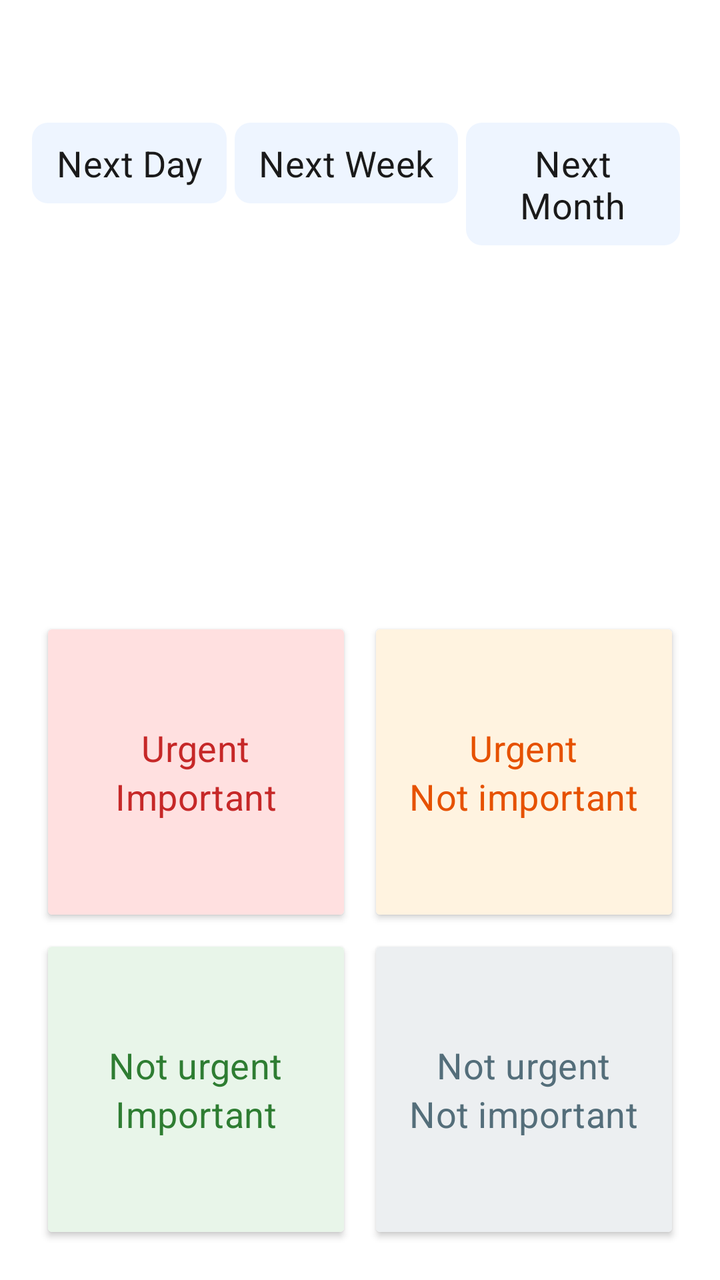
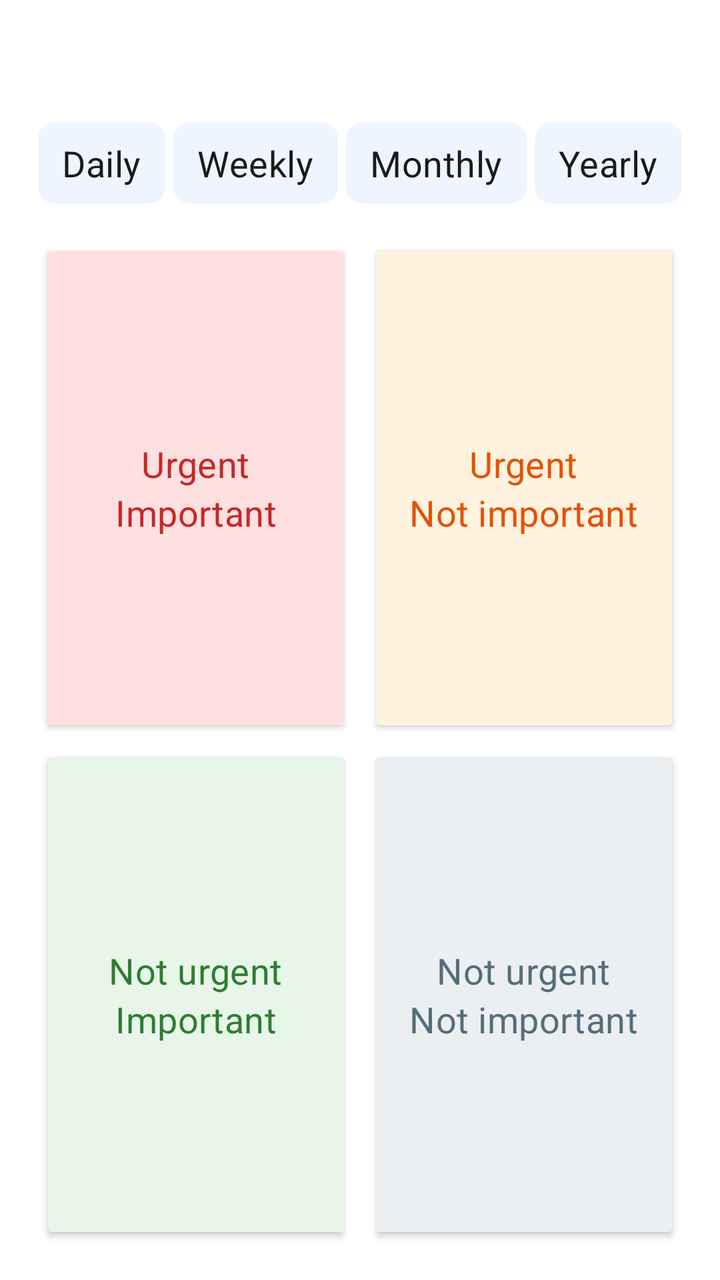

Compare the two renders of this Android layout. The source of the first and the diff that turns it into the second are given below.
<!-- AndroidManifest.xml: application theme Theme.JustNow -->
<!-- res/layout/fragment_quadrant.xml -->
<?xml version="1.0" encoding="utf-8"?>
<LinearLayout xmlns:android="http://schemas.android.com/apk/res/android"
    android:layout_width="match_parent"
    android:layout_height="match_parent"
    android:orientation="vertical"
    android:padding="16dp"
    android:gravity="center">

    
    <TextView
        android:id="@+id/tv_draft_summary"
        android:layout_width="match_parent"
        android:layout_height="wrap_content"
        android:textAppearance="@style/TextAppearance.JustNow.Title"
        android:gravity="center"
        android:textColor="@color/text_primary"
        android:layout_marginBottom="16dp" />

    
    <LinearLayout
        android:id="@+id/ll_degrade_chips"
        android:layout_width="wrap_content"
        android:layout_height="wrap_content"
        android:layout_gravity="center"
        android:orientation="horizontal"
        android:layout_marginBottom="16dp"
        android:contentDescription="降级恢复周期">

        <TextView
            android:id="@+id/chip_degrade_next_day"
            android:layout_width="wrap_content"
            android:layout_height="wrap_content"
            android:layout_marginEnd="4dp"
            android:paddingStart="12dp"
            android:paddingEnd="12dp"
            android:paddingTop="8dp"
            android:paddingBottom="8dp"
            android:gravity="center"
            android:background="@drawable/bg_day_chip"
            android:textAppearance="@style/TextAppearance.JustNow.Body"
            android:textColor="@color/chip_day_text"
            android:text="@string/s_degrade_next_day"
            android:clickable="true"
            android:focusable="true" />

        <TextView
            android:id="@+id/chip_degrade_next_week"
            android:layout_width="wrap_content"
            android:layout_height="wrap_content"
            android:layout_marginEnd="4dp"
            android:paddingStart="12dp"
            android:paddingEnd="12dp"
            android:paddingTop="8dp"
            android:paddingBottom="8dp"
            android:gravity="center"
            android:background="@drawable/bg_day_chip"
            android:textAppearance="@style/TextAppearance.JustNow.Body"
            android:textColor="@color/chip_day_text"
            android:text="@string/s_degrade_next_week"
            android:clickable="true"
            android:focusable="true" />

        <TextView
            android:id="@+id/chip_degrade_next_month"
            android:layout_width="wrap_content"
            android:layout_height="wrap_content"
            android:layout_marginEnd="4dp"
            android:paddingStart="12dp"
            android:paddingEnd="12dp"
            android:paddingTop="8dp"
            android:paddingBottom="8dp"
            android:gravity="center"
            android:background="@drawable/bg_day_chip"
            android:textAppearance="@style/TextAppearance.JustNow.Body"
            android:textColor="@color/chip_day_text"
            android:text="@string/s_degrade_next_month"
            android:clickable="true"
            android:focusable="true" />

        <TextView
            android:id="@+id/chip_degrade_none"
            android:layout_width="wrap_content"
            android:layout_height="wrap_content"
            android:paddingStart="12dp"
            android:paddingEnd="12dp"
            android:paddingTop="8dp"
            android:paddingBottom="8dp"
            android:gravity="center"
            android:background="@drawable/bg_day_chip"
            android:textAppearance="@style/TextAppearance.JustNow.Body"
            android:textColor="@color/chip_day_text"
            android:text="@string/s_degrade_none"
            android:clickable="true"
            android:focusable="true" />
    </LinearLayout>

    
    <GridLayout
        android:layout_width="match_parent"
        android:layout_height="0dp"
        android:layout_weight="1"
        android:columnCount="2"
        android:rowCount="2">

        
        <androidx.cardview.widget.CardView
            android:layout_width="0dp"
            android:layout_height="0dp"
            android:layout_columnWeight="1"
            android:layout_rowWeight="1"
            android:layout_margin="8dp"
            android:clickable="true"
            android:focusable="true"
            android:foreground="?attr/selectableItemBackground"
            android:contentDescription="@string/cd_quadrant_urgent_important"
            android:id="@+id/cv_urgent_important">

            <LinearLayout
                android:layout_width="match_parent"
                android:layout_height="match_parent"
                android:orientation="vertical"
                android:gravity="center"
                android:padding="16dp"
                android:background="@color/quadrant_bg_0">

                <TextView android:layout_width="wrap_content" android:layout_height="wrap_content" android:text="@string/s_urgent" android:textAppearance="@style/TextAppearance.JustNow.Body" android:textColor="@color/quadrant_urgent_important" />
                <TextView android:layout_width="wrap_content" android:layout_height="wrap_content" android:text="@string/s_important" android:textAppearance="@style/TextAppearance.JustNow.Body" android:textColor="@color/quadrant_urgent_important" />
            </LinearLayout>

        </androidx.cardview.widget.CardView>

        
        <androidx.cardview.widget.CardView
            android:layout_width="0dp"
            android:layout_height="0dp"
            android:layout_columnWeight="1"
            android:layout_rowWeight="1"
            android:layout_margin="8dp"
            android:clickable="true"
            android:focusable="true"
            android:foreground="?attr/selectableItemBackground"
            android:contentDescription="@string/cd_quadrant_urgent_not_important"
            android:id="@+id/cv_urgent_not_important">

            <LinearLayout
                android:layout_width="match_parent"
                android:layout_height="match_parent"
                android:orientation="vertical"
                android:gravity="center"
                android:padding="16dp"
                android:background="@color/quadrant_bg_1">

                <TextView android:layout_width="wrap_content" android:layout_height="wrap_content" android:text="@string/s_urgent" android:textAppearance="@style/TextAppearance.JustNow.Body" android:textColor="@color/quadrant_urgent_not_important" />
                <TextView android:layout_width="wrap_content" android:layout_height="wrap_content" android:text="@string/s_not_important" android:textAppearance="@style/TextAppearance.JustNow.Body" android:textColor="@color/quadrant_urgent_not_important" />
            </LinearLayout>

        </androidx.cardview.widget.CardView>

        
        <androidx.cardview.widget.CardView
            android:layout_width="0dp"
            android:layout_height="0dp"
            android:layout_columnWeight="1"
            android:layout_rowWeight="1"
            android:layout_margin="8dp"
            android:clickable="true"
            android:focusable="true"
            android:foreground="?attr/selectableItemBackground"
            android:contentDescription="@string/cd_quadrant_not_urgent_important"
            android:id="@+id/cv_not_urgent_important">

            <LinearLayout
                android:layout_width="match_parent"
                android:layout_height="match_parent"
                android:orientation="vertical"
                android:gravity="center"
                android:padding="16dp"
                android:background="@color/quadrant_bg_2">

                <TextView android:layout_width="wrap_content" android:layout_height="wrap_content" android:text="@string/s_not_urgent" android:textAppearance="@style/TextAppearance.JustNow.Body" android:textColor="@color/quadrant_not_urgent_important" />
                <TextView android:layout_width="wrap_content" android:layout_height="wrap_content" android:text="@string/s_important" android:textAppearance="@style/TextAppearance.JustNow.Body" android:textColor="@color/quadrant_not_urgent_important" />
            </LinearLayout>

        </androidx.cardview.widget.CardView>

        
        <androidx.cardview.widget.CardView
            android:layout_width="0dp"
            android:layout_height="0dp"
            android:layout_columnWeight="1"
            android:layout_rowWeight="1"
            android:layout_margin="8dp"
            android:clickable="true"
            android:focusable="true"
            android:foreground="?attr/selectableItemBackground"
            android:contentDescription="@string/cd_quadrant_not_urgent_not_important"
            android:id="@+id/cv_not_urgent_not_important">

            <LinearLayout
                android:layout_width="match_parent"
                android:layout_height="match_parent"
                android:orientation="vertical"
                android:gravity="center"
                android:padding="16dp"
                android:background="@color/quadrant_bg_3">

                <TextView android:layout_width="wrap_content" android:layout_height="wrap_content" android:text="@string/s_not_urgent" android:textAppearance="@style/TextAppearance.JustNow.Body" android:textColor="@color/quadrant_not_urgent_not_important" />
                <TextView android:layout_width="wrap_content" android:layout_height="wrap_content" android:text="@string/s_not_important" android:textAppearance="@style/TextAppearance.JustNow.Body" android:textColor="@color/quadrant_not_urgent_not_important" />
            </LinearLayout>

        </androidx.cardview.widget.CardView>

    </GridLayout>


</LinearLayout>
<!-- resources referenced by this layout -->
<resources>
  <color name="quadrant_bg_0">#FFE0E0</color>
  <color name="quadrant_bg_1">#FFF3E0</color>
  <color name="quadrant_bg_2">#E8F5E9</color>
  <color name="quadrant_bg_3">#ECEFF1</color>
  <color name="quadrant_not_urgent_important">#2E7D32</color>
  <color name="quadrant_not_urgent_not_important">#546E7A</color>
  <color name="quadrant_urgent_important">#C62828</color>
  <color name="quadrant_urgent_not_important">#E65100</color>
  <color name="text_primary">#1A1A1A</color>
  <string name="cd_quadrant_not_urgent_important">Not urgent but important</string>
  <string name="cd_quadrant_not_urgent_not_important">Not urgent and not important</string>
  <string name="cd_quadrant_urgent_important">Urgent and important</string>
  <string name="cd_quadrant_urgent_not_important">Urgent but not important</string>
  <string name="s_degrade_next_day">Next Day</string>
  <string name="s_degrade_next_month">Next Month</string>
  <string name="s_degrade_next_week">Next Week</string>
  <string name="s_degrade_none">No Degrade</string>
  <string name="s_important">Important</string>
  <string name="s_not_important">Not important</string>
  <string name="s_not_urgent">Not urgent</string>
  <string name="s_urgent">Urgent</string>
  <style name="TextAppearance.JustNow.Body" parent="TextAppearance.MaterialComponents.Subtitle1">
          <item name="android:textSize">@dimen/text_size_body</item>
      </style>
  <style name="TextAppearance.JustNow.Title" parent="TextAppearance.MaterialComponents.Headline6">
          <item name="android:textSize">@dimen/text_size_title</item>
      </style>
  <color name="tag_normal">#1A73E8</color>
  <color name="period_edit_chip_background">#EEF5FF</color>
  <dimen name="text_size_body">18sp</dimen>
  <dimen name="text_size_title">22sp</dimen>
  <color name="purple_500">#FF6200EE</color>
  <color name="purple_700">#FF3700B3</color>
  <color name="white">#FFFFFFFF</color>
  <color name="teal_200">#FF03DAC5</color>
  <color name="teal_700">#FF018786</color>
  <color name="black">#FF000000</color>
  <style name="TextAppearance.JustNow.Dialog.Title" parent="TextAppearance.JustNow.Title">
          <item name="android:textColor">@color/text_primary</item>
      </style>
  <color name="text_secondary">#757575</color>
  <style name="TextAppearance.JustNow.Dialog.Body" parent="TextAppearance.JustNow.Body">
          <item name="android:textColor">@color/text_primary</item>
      </style>
  <style name="Widget.JustNow.Dialog.Button" parent="Widget.MaterialComponents.Button.TextButton.Dialog">
          <item name="android:textAppearance">@style/TextAppearance.JustNow.Dialog.Button</item>
          <item name="android:textColor">@color/dialog_primary_action_text</item>
          <item name="textAllCaps">false</item>
      </style>
  <style name="Widget.JustNow.Dialog.Button.Secondary" parent="Widget.MaterialComponents.Button.TextButton.Dialog">
          <item name="android:textAppearance">@style/TextAppearance.JustNow.Dialog.Button.Secondary</item>
          <item name="android:textColor">@color/dialog_action_text</item>
          <item name="textAllCaps">false</item>
      </style>
  <style name="TextAppearance.JustNow.Dialog.Button" parent="TextAppearance.JustNow.Body">
          <item name="android:textColor">@color/dialog_primary_action_text</item>
      </style>
  <style name="TextAppearance.JustNow.Dialog.Button.Secondary" parent="TextAppearance.JustNow.Body">
          <item name="android:textColor">@color/dialog_action_text</item>
      </style>
  <!-- unchanged entries left out for length: 3 -->
</resources>

<!-- the commit's change to res/layout/fragment_quadrant.xml (unified diff, before → after) -->
@@ -18,16 +18,16 @@
 
     
     <LinearLayout
-        android:id="@+id/ll_degrade_chips"
+        android:id="@+id/ll_completion_mode"
         android:layout_width="wrap_content"
         android:layout_height="wrap_content"
         android:layout_gravity="center"
         android:orientation="horizontal"
         android:layout_marginBottom="16dp"
-        android:contentDescription="降级恢复周期">
-
-        <TextView
-            android:id="@+id/chip_degrade_next_day"
+        android:contentDescription="完成模式">
+
+        <TextView
+            android:id="@+id/chip_mode_daily"
             android:layout_width="wrap_content"
             android:layout_height="wrap_content"
             android:layout_marginEnd="4dp"
@@ -39,12 +39,12 @@
             android:background="@drawable/bg_day_chip"
             android:textAppearance="@style/TextAppearance.JustNow.Body"
             android:textColor="@color/chip_day_text"
-            android:text="@string/s_degrade_next_day"
-            android:clickable="true"
-            android:focusable="true" />
-
-        <TextView
-            android:id="@+id/chip_degrade_next_week"
+            android:text="@string/s_mode_daily"
+            android:clickable="true"
+            android:focusable="true" />
+
+        <TextView
+            android:id="@+id/chip_mode_weekly"
             android:layout_width="wrap_content"
             android:layout_height="wrap_content"
             android:layout_marginEnd="4dp"
@@ -56,12 +56,12 @@
             android:background="@drawable/bg_day_chip"
             android:textAppearance="@style/TextAppearance.JustNow.Body"
             android:textColor="@color/chip_day_text"
-            android:text="@string/s_degrade_next_week"
-            android:clickable="true"
-            android:focusable="true" />
-
-        <TextView
-            android:id="@+id/chip_degrade_next_month"
+            android:text="@string/s_mode_weekly"
+            android:clickable="true"
+            android:focusable="true" />
+
+        <TextView
+            android:id="@+id/chip_mode_monthly"
             android:layout_width="wrap_content"
             android:layout_height="wrap_content"
             android:layout_marginEnd="4dp"
@@ -73,25 +73,54 @@
             android:background="@drawable/bg_day_chip"
             android:textAppearance="@style/TextAppearance.JustNow.Body"
             android:textColor="@color/chip_day_text"
-            android:text="@string/s_degrade_next_month"
-            android:clickable="true"
-            android:focusable="true" />
-
-        <TextView
-            android:id="@+id/chip_degrade_none"
-            android:layout_width="wrap_content"
-            android:layout_height="wrap_content"
-            android:paddingStart="12dp"
-            android:paddingEnd="12dp"
-            android:paddingTop="8dp"
-            android:paddingBottom="8dp"
-            android:gravity="center"
-            android:background="@drawable/bg_day_chip"
-            android:textAppearance="@style/TextAppearance.JustNow.Body"
-            android:textColor="@color/chip_day_text"
-            android:text="@string/s_degrade_none"
-            android:clickable="true"
-            android:focusable="true" />
+            android:text="@string/s_mode_monthly"
+            android:clickable="true"
+            android:focusable="true" />
+
+        <TextView
+            android:id="@+id/chip_mode_yearly"
+            android:layout_width="wrap_content"
+            android:layout_height="wrap_content"
+            android:paddingStart="12dp"
+            android:paddingEnd="12dp"
+            android:paddingTop="8dp"
+            android:paddingBottom="8dp"
+            android:gravity="center"
+            android:background="@drawable/bg_day_chip"
+            android:textAppearance="@style/TextAppearance.JustNow.Body"
+            android:textColor="@color/chip_day_text"
+            android:text="@string/s_mode_yearly"
+            android:clickable="true"
+            android:focusable="true" />
+    </LinearLayout>
+
+    
+    <LinearLayout
+        android:id="@+id/ll_quota_input"
+        android:layout_width="wrap_content"
+        android:layout_height="wrap_content"
+        android:layout_gravity="center"
+        android:orientation="horizontal"
+        android:layout_marginBottom="16dp"
+        android:visibility="gone">
+
+        <EditText
+            android:id="@+id/et_quota"
+            android:layout_width="56dp"
+            android:layout_height="wrap_content"
+            android:inputType="number"
+            android:text="1"
+            android:textAlignment="center"
+            android:background="@android:drawable/edit_text"
+            android:textAppearance="@style/TextAppearance.JustNow.Body" />
+
+        <TextView
+            android:id="@+id/tv_quota_hint"
+            android:layout_width="wrap_content"
+            android:layout_height="wrap_content"
+            android:layout_marginStart="4dp"
+            android:textAppearance="@style/TextAppearance.JustNow.Caption"
+            android:layout_gravity="center_vertical" />
     </LinearLayout>
 
     
<!-- resource entries referenced after the edit -->
@@ -13,16 +13,19 @@
   <string name="cd_quadrant_not_urgent_not_important">Not urgent and not important</string>
   <string name="cd_quadrant_urgent_important">Urgent and important</string>
   <string name="cd_quadrant_urgent_not_important">Urgent but not important</string>
-  <string name="s_degrade_next_day">Next Day</string>
-  <string name="s_degrade_next_month">Next Month</string>
-  <string name="s_degrade_next_week">Next Week</string>
-  <string name="s_degrade_none">No Degrade</string>
   <string name="s_important">Important</string>
+  <string name="s_mode_daily">Daily</string>
+  <string name="s_mode_monthly">Monthly</string>
+  <string name="s_mode_weekly">Weekly</string>
+  <string name="s_mode_yearly">Yearly</string>
   <string name="s_not_important">Not important</string>
   <string name="s_not_urgent">Not urgent</string>
   <string name="s_urgent">Urgent</string>
   <style name="TextAppearance.JustNow.Body" parent="TextAppearance.MaterialComponents.Subtitle1">
           <item name="android:textSize">@dimen/text_size_body</item>
+      </style>
+  <style name="TextAppearance.JustNow.Caption" parent="TextAppearance.MaterialComponents.Caption">
+          <item name="android:textSize">@dimen/text_size_caption</item>
       </style>
   <style name="TextAppearance.JustNow.Title" parent="TextAppearance.MaterialComponents.Headline6">
           <item name="android:textSize">@dimen/text_size_title</item>
@@ -30,6 +33,7 @@
   <color name="tag_normal">#1A73E8</color>
   <color name="period_edit_chip_background">#EEF5FF</color>
   <dimen name="text_size_body">18sp</dimen>
+  <dimen name="text_size_caption">16sp</dimen>
   <dimen name="text_size_title">22sp</dimen>
   <color name="purple_500">#FF6200EE</color>
   <color name="purple_700">#FF3700B3</color>
